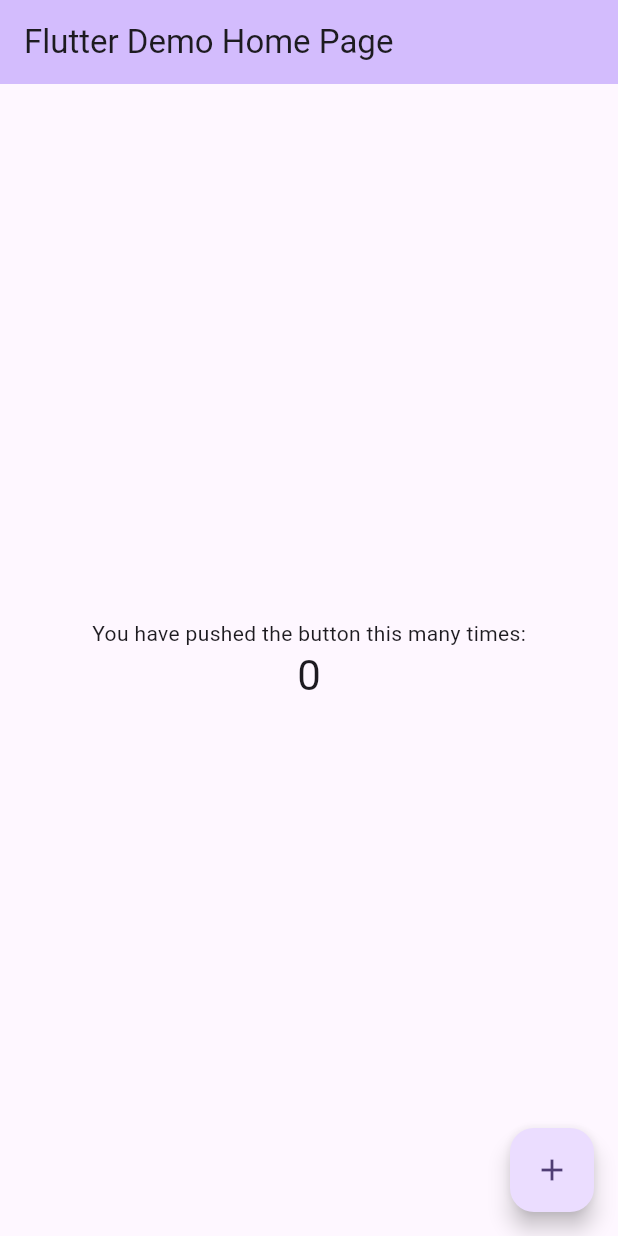
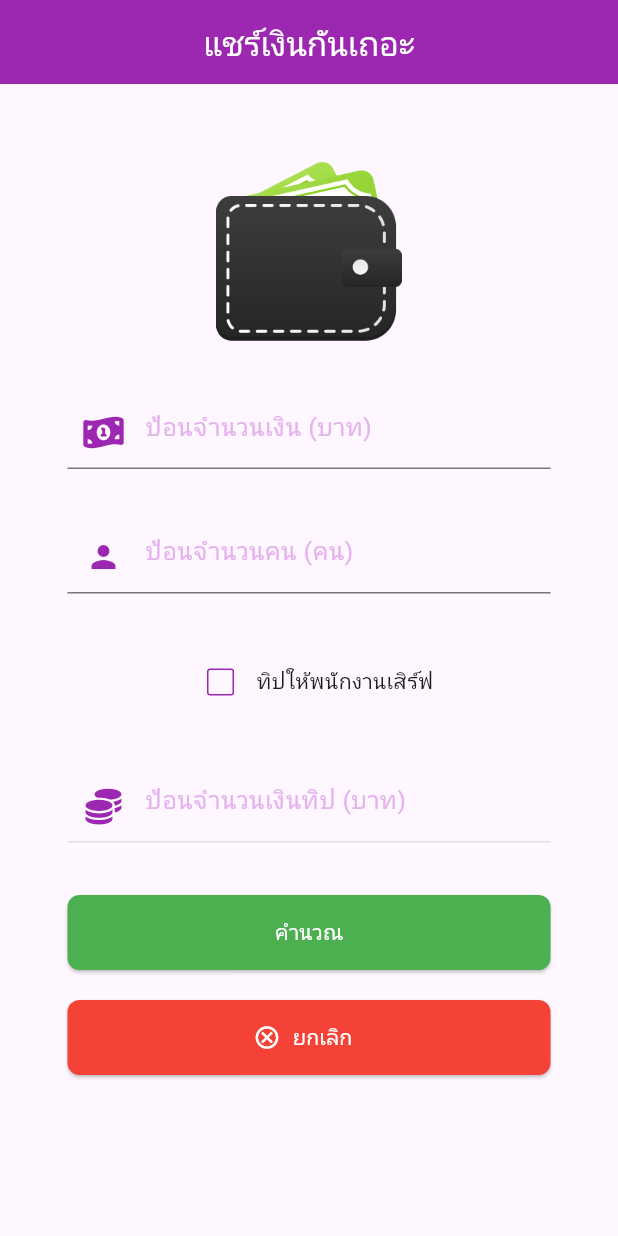
Before and after one commit to Mkanyant/iot_thai_moneyshere_project, a Flutter app: the screen it shows after launch, on a phone screen of 412 x 824 dp. Run offline on Flutter 3.47's test engine with Material 3 defaults, Android fonts, the phone set to English and light mode, and no system bars; our stand-ins replace font_awesome_flutter, google_fonts; Roboto replaces fonts that are missing (Kanit).

Commit message:
v.2: splash and input

```diff
--- a/lib/main.dart
+++ b/lib/main.dart
@@ -1,125 +1,31 @@
 import 'package:flutter/material.dart';
+import 'package:google_fonts/google_fonts.dart';
+import 'package:iot_thai_moneyshere_project/views/splash_screen_ui.dart';
 
 void main() {
-  runApp(const MyApp());
+  runApp(
+    //
+    IoTThaiMoneyshare());
+}
+//-----------------------------------
+class IoTThaiMoneyshare extends StatefulWidget {
+  const IoTThaiMoneyshare({super.key});
+
+  @override
+  State<IoTThaiMoneyshare> createState() => _IoTThaiMoneyshareState();
 }
 
-class MyApp extends StatelessWidget {
-  const MyApp({super.key});
-
-  // This widget is the root of your application.
+class _IoTThaiMoneyshareState extends State<IoTThaiMoneyshare> {
   @override
   Widget build(BuildContext context) {
     return MaterialApp(
-      title: 'Flutter Demo',
+      debugShowCheckedModeBanner: false,
+      home: SplashScreenUi(),
       theme: ThemeData(
-        // This is the theme of your application.
-        //
-        // TRY THIS: Try running your application with "flutter run". You'll see
-        // the application has a purple toolbar. Then, without quitting the app,
-        // try changing the seedColor in the colorScheme below to Colors.green
-        // and then invoke "hot reload" (save your changes or press the "hot
-        // reload" button in a Flutter-supported IDE, or press "r" if you used
-        // the command line to start the app).
-        //
-        // Notice that the counter didn't reset back to zero; the application
-        // state is not lost during the reload. To reset the state, use hot
-        // restart instead.
-        //
-        // This works for code too, not just values: Most code changes can be
-        // tested with just a hot reload.
-        colorScheme: ColorScheme.fromSeed(seedColor: Colors.deepPurple),
-        useMaterial3: true,
+        textTheme: GoogleFonts.kanitTextTheme(
+          Theme.of(context).textTheme,
+        ),
       ),
-      home: const MyHomePage(title: 'Flutter Demo Home Page'),
     );
   }
 }
-
-class MyHomePage extends StatefulWidget {
-  const MyHomePage({super.key, required this.title});
-
-  // This widget is the home page of your application. It is stateful, meaning
-  // that it has a State object (defined below) that contains fields that affect
-  // how it looks.
-
-  // This class is the configuration for the state. It holds the values (in this
-  // case the title) provided by the parent (in this case the App widget) and
-  // used by the build method of the State. Fields in a Widget subclass are
-  // always marked "final".
-
-  final String title;
-
-  @override
-  State<MyHomePage> createState() => _MyHomePageState();
-}
-
-class _MyHomePageState extends State<MyHomePage> {
-  int _counter = 0;
-
-  void _incrementCounter() {
-    setState(() {
-      // This call to setState tells the Flutter framework that something has
-      // changed in this State, which causes it to rerun the build method below
-      // so that the display can reflect the updated values. If we changed
-      // _counter without calling setState(), then the build method would not be
-      // called again, and so nothing would appear to happen.
-      _counter++;
-    });
-  }
-
-  @override
-  Widget build(BuildContext context) {
-    // This method is rerun every time setState is called, for instance as done
-    // by the _incrementCounter method above.
-    //
-    // The Flutter framework has been optimized to make rerunning build methods
-    // fast, so that you can just rebuild anything that needs updating rather
-    // than having to individually change instances of widgets.
-    return Scaffold(
-      appBar: AppBar(
-        // TRY THIS: Try changing the color here to a specific color (to
-        // Colors.amber, perhaps?) and trigger a hot reload to see the AppBar
-        // change color while the other colors stay the same.
-        backgroundColor: Theme.of(context).colorScheme.inversePrimary,
-        // Here we take the value from the MyHomePage object that was created by
-        // the App.build method, and use it to set our appbar title.
-        title: Text(widget.title),
-      ),
-      body: Center(
-        // Center is a layout widget. It takes a single child and positions it
-        // in the middle of the parent.
-        child: Column(
-          // Column is also a layout widget. It takes a list of children and
-          // arranges them vertically. By default, it sizes itself to fit its
-          // children horizontally, and tries to be as tall as its parent.
-          //
-          // Column has various properties to control how it sizes itself and
-          // how it positions its children. Here we use mainAxisAlignment to
-          // center the children vertically; the main axis here is the vertical
-          // axis because Columns are vertical (the cross axis would be
-          // horizontal).
-          //
-          // TRY THIS: Invoke "debug painting" (choose the "Toggle Debug Paint"
-          // action in the IDE, or press "p" in the console), to see the
-          // wireframe for each widget.
-          mainAxisAlignment: MainAxisAlignment.center,
-          children: <Widget>[
-            const Text(
-              'You have pushed the button this many times:',
-            ),
-            Text(
-              '$_counter',
-              style: Theme.of(context).textTheme.headlineMedium,
-            ),
-          ],
-        ),
-      ),
-      floatingActionButton: FloatingActionButton(
-        onPressed: _incrementCounter,
-        tooltip: 'Increment',
-        child: const Icon(Icons.add),
-      ), // This trailing comma makes auto-formatting nicer for build methods.
-    );
-  }
-}
--- /dev/null
+++ b/lib/views/money_input_ui.dart
@@ -0,0 +1,186 @@
+import 'package:flutter/material.dart';
+import 'package:font_awesome_flutter/font_awesome_flutter.dart';
+
+class MoneyInputUI extends StatefulWidget {
+  @override
+  _MoneyInputUIState createState() => _MoneyInputUIState();
+}
+
+class _MoneyInputUIState extends State<MoneyInputUI> {
+  //ตัวแปรใช้กับ Checkbox
+  bool isTip = false;
+  @override
+  Widget build(BuildContext context) {
+    return Scaffold(
+      appBar: AppBar(
+        backgroundColor: Colors.purple,
+      title: Text(
+        'แชร์เงินกันเถอะ',
+        style: TextStyle(
+          color: Colors.white,
+        ),
+      ),
+      centerTitle: true,
+      ),
+      body: SingleChildScrollView(
+        child: Padding(
+          padding: const EdgeInsets.only(
+            left: 45.0,
+            right: 45.0,
+          ),
+          child: Center(
+            child: Column(
+              children: [
+                SizedBox(
+                  height: 50.0,
+                ),
+               Image.asset(
+                'assets/images/money.png',
+                width: MediaQuery.of(context).size.width * 0.3
+               ),
+               SizedBox(
+                  height: 35.0,
+               ),
+               TextField(
+                keyboardType: TextInputType.number,
+                decoration: InputDecoration(
+                  focusedBorder: UnderlineInputBorder(
+                    borderSide: BorderSide(
+                      color: Colors.purple,
+                    ),
+                  ),
+                  prefixIcon: Icon(
+                    FontAwesomeIcons.moneyBill1Wave,
+                    color: Colors.purple,
+                  ),
+                  hintText: 'ป้อนจำนวนเงิน (บาท)',
+                  hintStyle: TextStyle(
+                    color: const Color.fromARGB(255, 229, 178, 238)
+                  )
+                ),
+               ),
+               SizedBox(
+                  height: 35.0,
+               ),
+               TextField(
+                keyboardType: TextInputType.number,
+                decoration: InputDecoration(
+                  focusedBorder: UnderlineInputBorder(
+                    borderSide: BorderSide(
+                      color: Colors.purple,
+                    ),
+                  ),
+                  prefixIcon: Icon(
+                    Icons.person,
+                    color: Colors.purple,
+                  ),
+                  hintText: 'ป้อนจำนวนคน (คน)',
+                  hintStyle: TextStyle(
+                    color: const Color.fromARGB(255, 229, 178, 238)
+                  )
+                ),
+               ),
+               SizedBox(
+                  height: 35.0,
+               ),
+               Row(
+                mainAxisAlignment: MainAxisAlignment.center,
+                children: [
+                  Checkbox(
+                    onChanged: (paramvalue) {
+                      //จำไว้นะ โค้ดใดที่มีผลต่อการแสดงผล
+                      // ต้องเขียนอยู่ภายใต้ setState()
+                      setState(() {
+                        isTip = paramvalue!;
+                      });
+                    },
+                    value: isTip,
+                    activeColor: Colors.purple,
+                    checkColor: Colors.white,
+                    side: BorderSide(
+                      color: Colors.purple,
+                    ),
+                  ),
+                  Text(
+                    'ทิปให้พนักงานเสิร์ฟ',
+                  ),
+                ],
+               ),
+               SizedBox(
+                  height: 35.0,
+               ),
+               TextField(
+                enabled: isTip,
+                keyboardType: TextInputType.number,
+                decoration: InputDecoration(
+                  focusedBorder: UnderlineInputBorder(
+                    borderSide: BorderSide(
+                      color: Colors.purple,
+                    ),
+                  ),
+                  prefixIcon: Icon(
+                    FontAwesomeIcons.coins,
+                    color: Colors.purple,
+                  ),
+                  hintText: 'ป้อนจำนวนเงินทิป (บาท)',
+                  hintStyle: TextStyle(
+                    color: const Color.fromARGB(255, 229, 178, 238)
+                  ),
+                ),
+               ),
+               SizedBox(
+                  height: 35.0,
+                ),
+                ElevatedButton(
+                  style: ElevatedButton.styleFrom(
+                    backgroundColor: Colors.green,
+                    fixedSize: Size(
+                      MediaQuery.of(context).size.width * 0.8,
+                      50.0,
+                    ),
+                    shape: RoundedRectangleBorder(
+                      borderRadius: BorderRadius.circular(8.0),
+                    ),
+                  ),
+                  onPressed: () {},
+                child: Text(
+                  'คำนวณ',
+                  style: TextStyle(
+                    color: Colors.white,
+                ),
+               ),
+               ),
+                SizedBox(
+                  height: 20.0,
+                ),
+                ElevatedButton.icon(
+                  style: ElevatedButton.styleFrom(
+                    backgroundColor: Colors.red,
+                    fixedSize: Size(
+                      MediaQuery.of(context).size.width * 0.8,
+                      50.0,
+                    ),
+                    shape: RoundedRectangleBorder(
+                      borderRadius: BorderRadius.circular(8.0),
+                    ),
+                  ),
+                  onPressed: () {},
+                  icon: Icon(
+                    Icons.cancel_outlined,
+                    color: Colors.white,
+                  ),
+                  label: Text(
+                    'ยกเลิก',
+                    style: TextStyle(
+                      color: Colors.white,
+                    ),
+                  ),
+                ),
+              ],
+            ),
+          ),
+        ),
+      ),
+    );
+  }
+}
--- /dev/null
+++ b/lib/views/money_result_ui.dart
@@ -0,0 +1,15 @@
+import 'package:flutter/material.dart';
+
+class MoneyResultUi extends StatefulWidget {
+  const MoneyResultUi({super.key});
+
+  @override
+  State<MoneyResultUi> createState() => _MoneyResultUiState();
+}
+
+class _MoneyResultUiState extends State<MoneyResultUi> {
+  @override
+  Widget build(BuildContext context) {
+    return Scaffold();
+  }
+}
--- /dev/null
+++ b/lib/views/splash_screen_ui.dart
@@ -0,0 +1,65 @@
+import 'package:flutter/material.dart';
+import 'package:iot_thai_moneyshere_project/views/money_input_ui.dart';
+
+class SplashScreenUi extends StatefulWidget {
+  const SplashScreenUi({super.key});
+
+  @override
+  State<SplashScreenUi> createState() => _SplashScreenUiState();
+}
+
+class _SplashScreenUiState extends State<SplashScreenUi> {
+
+  @override
+
+  void initState() {
+    super.initState();
+    Future.delayed(
+      Duration(seconds: 3),
+      () {
+        Navigator.pushReplacement(
+          context,
+          MaterialPageRoute(
+            builder: (context) => MoneyInputUI(),
+          ),
+        );
+      },
+    );
+  }
+  Widget build(BuildContext context) {
+    return Scaffold(
+      backgroundColor: Colors.purple,
+      body: Center(
+        child: Column(
+          mainAxisAlignment: MainAxisAlignment.center,
+          children: [
+            Image.asset(
+              'assets/images/money.png',
+              width: MediaQuery.of(context).size.width * 0.5,
+            ),
+            Text(
+              'แชร์เงินกันเถอะ',
+              style: TextStyle(
+                fontSize: MediaQuery.of(context).size.height * 0.035,
+                color: Colors.white
+              ),
+            ),
+            Text(
+              'Create by Mint SAU',
+              style: TextStyle(
+                fontSize: MediaQuery.of(context).size.height * 0.02,
+                color: Colors.white
+              ),
+            ),
+            SizedBox(
+              height: MediaQuery.of(context).size.height * 0.06,
+                ),
+                CircularProgressIndicator(
+                  color: Colors.white,
+                ),
+          ],
+        ),
+      ),
+    );
+  }
+}
--- a/pubspec.yaml
+++ b/pubspec.yaml
@@ -61,7 +61,7 @@ flutter:
 
   # To add assets to your application, add an assets section, like this:
   assets:
-   - assets/images
+   - assets/images/
 
   #   - images/a_dot_burr.jpeg
   #   - images/a_dot_ham.jpeg
```
